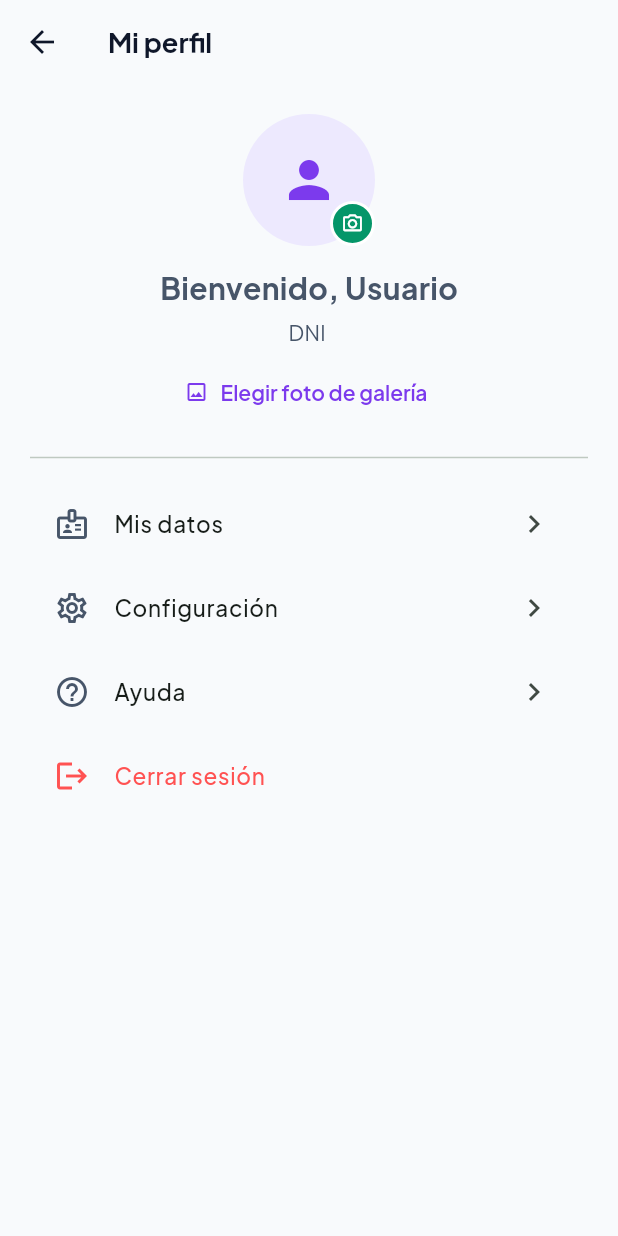
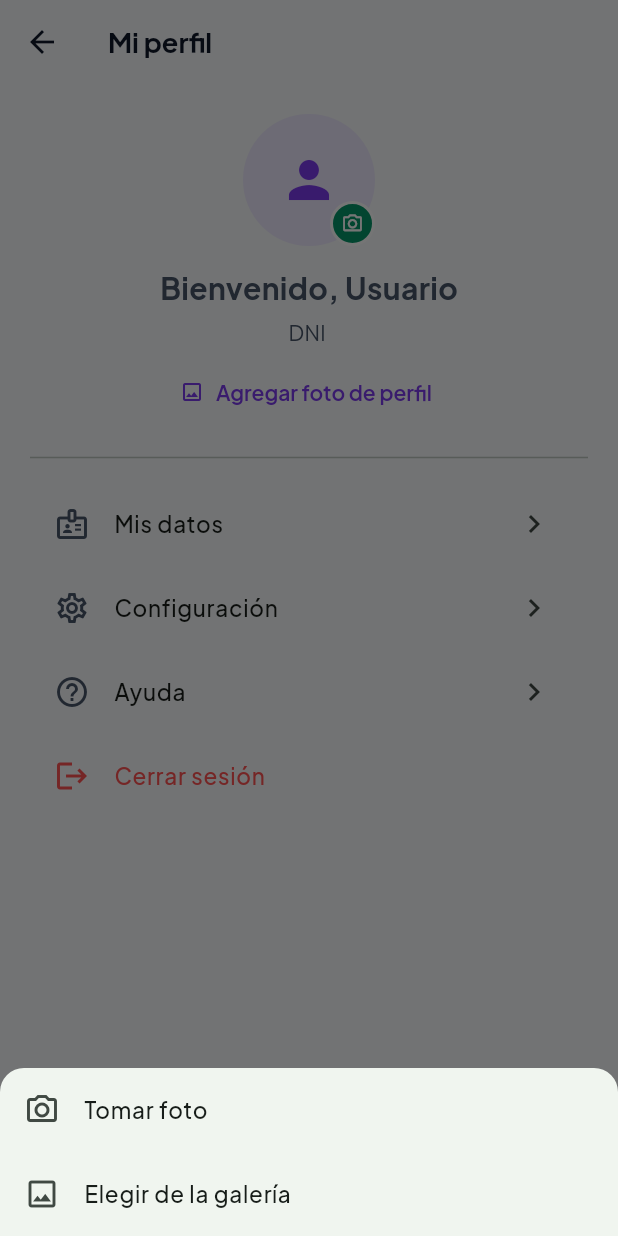
Before and after one commit to Luc7o/Movicash, a Flutter app: the ProfileScreen screen opened directly, after a tap on the "person" icon, on a phone screen of 412 x 824 dp. Run offline on Flutter 3.47's test engine with Material 3 defaults, Android fonts, the phone set to English and light mode, and no system bars; our stand-ins replace flutter_dotenv, flutter_local_notifications, google_fonts, image_picker, supabase_flutter, timezone; accounts and stored records are empty; network calls fail.

Commit message:
Actualizacon de perfiles

```diff
--- a/frontend/lib/screens/profile_screen.dart
+++ b/frontend/lib/screens/profile_screen.dart
@@ -45,12 +45,42 @@ class _ProfileScreenState extends State<ProfileScreen> {
     return supabase.storage.from('avatars').getPublicUrl(_fotoPerfilPath!);
   }
 
-  /// Elige una foto de la galería (no de la cámara, a diferencia de la
-  /// foto de DNI) y la sube al bucket público "avatars".
+  /// Muestra una hoja simple para elegir entre tomar una foto nueva con la
+  /// cámara o escoger una ya existente de la galería.
+  Future<ImageSource?> _elegirFuenteImagen() {
+    return showModalBottomSheet<ImageSource>(
+      context: context,
+      shape: const RoundedRectangleBorder(
+        borderRadius: BorderRadius.vertical(top: Radius.circular(16)),
+      ),
+      builder: (ctx) => SafeArea(
+        child: Wrap(
+          children: [
+            ListTile(
+              leading: const Icon(Icons.photo_camera_outlined),
+              title: const Text('Tomar foto'),
+              onTap: () => Navigator.pop(ctx, ImageSource.camera),
+            ),
+            ListTile(
+              leading: const Icon(Icons.image_outlined),
+              title: const Text('Elegir de la galería'),
+              onTap: () => Navigator.pop(ctx, ImageSource.gallery),
+            ),
+          ],
+        ),
+      ),
+    );
+  }
+
+  /// Permite elegir una foto (cámara o galería) y la sube al bucket público
+  /// "avatars".
   Future<void> _cambiarFotoPerfil() async {
+    final fuente = await _elegirFuenteImagen();
+    if (fuente == null) return;
+
     final picker = ImagePicker();
     final foto = await picker.pickImage(
-      source: ImageSource.gallery,
+      source: fuente,
       imageQuality: 70,
       maxWidth: 800,
     );
@@ -148,7 +178,7 @@ class _ProfileScreenState extends State<ProfileScreen> {
               TextButton.icon(
                 onPressed: _subiendoFoto ? null : _cambiarFotoPerfil,
                 icon: const Icon(Icons.image_outlined, size: 16),
-                label: Text(_fotoPerfilUrl != null ? 'Cambiar foto' : 'Elegir foto de galería'),
+                label: Text(_fotoPerfilUrl != null ? 'Cambiar foto' : 'Agregar foto de perfil'),
               ),
             ],
           ),
```
Also changed, not shown: frontend/lib/screens/my_data_screen.dart (+43 -7 lines), 6 other files.
